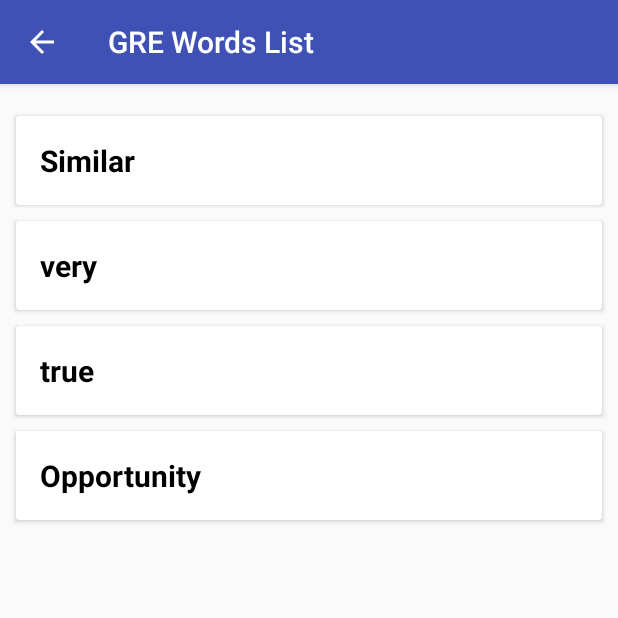
After one commit to krishnapokhare/androidspeechtotext, an Android app: the GreListFragment screen opened directly, with no data from a screen before it, on a phone screen of 412 x 824 dp, the top half of it. The commit adds this screen. Run offline under Robolectric (Android 15) with nearby library versions, the phone set to English and light mode, and no system bars.

Commit message:
Added GRE Words Feature

```diff
--- a/app/build.gradle
+++ b/app/build.gradle
@@ -21,10 +21,12 @@ android {
 dependencies {
     implementation fileTree(dir: 'libs', include: ['*.jar'])
     implementation 'com.android.support:appcompat-v7:27.1.1'
-    implementation 'com.android.support.constraint:constraint-layout:1.0.2'
+    implementation 'com.android.support.constraint:constraint-layout:1.1.0'
     implementation 'com.android.support:recyclerview-v7:27.1.1'
+    implementation 'com.android.support:cardview-v7:27.1.1'
     implementation 'com.android.support:support-v4:27.1.1'
-    implementation 'com.google.firebase:firebase-database:11.8.0'
+    implementation 'com.google.firebase:firebase-database:15.0.0'
+    implementation 'com.google.android.gms:play-services-plus:15.0.0'
     testImplementation 'junit:junit:4.12'
     androidTestImplementation 'com.android.support.test:runner:1.0.1'
     androidTestImplementation 'com.android.support.test.espresso:espresso-core:3.0.1'
--- /dev/null
+++ b/app/src/main/java/com/kpokhare/offlinespeechrecognizer/GreListFragment.java
@@ -0,0 +1,163 @@
+package com.kpokhare.offlinespeechrecognizer;
+
+
+import android.content.ContentResolver;
+import android.content.Intent;
+import android.net.Uri;
+import android.os.Bundle;
+import android.support.annotation.Nullable;
+import android.support.v4.app.Fragment;
+import android.support.v7.widget.LinearLayoutManager;
+import android.support.v7.widget.RecyclerView;
+import android.util.Log;
+import android.view.LayoutInflater;
+import android.view.View;
+import android.view.ViewGroup;
+import android.widget.ImageView;
+import android.widget.TextView;
+import android.widget.Toast;
+
+import java.util.ArrayList;
+
+
+/**
+ * A simple {@link Fragment} subclass.
+ */
+public class GreListFragment extends Fragment {
+    ArrayList<GreWord> GreWords = new ArrayList<GreWord>();
+    RecyclerView greWordsRecyclerView;
+
+
+    public GreListFragment() {
+        // Required empty public constructor
+    }
+
+    @Override
+    public void onCreate(@Nullable Bundle savedInstanceState) {
+        super.onCreate(savedInstanceState);
+        GreWords.add(new GreWord("Similar"));
+        GreWords.add(new GreWord("very"));
+        GreWords.add(new GreWord("true"));
+        GreWords.add(new GreWord("Opportunity"));
+        getActivity().setTitle("GRE Words List");
+    }
+
+    @Override
+    public View onCreateView(LayoutInflater inflater, ViewGroup container,
+                             Bundle savedInstanceState) {
+        View view = inflater.inflate(R.layout.fragment_gre_list, container, false);
+        greWordsRecyclerView = (RecyclerView) view.findViewById(R.id.cardView);
+        greWordsRecyclerView.setHasFixedSize(true);
+        LinearLayoutManager MyLayoutManager = new LinearLayoutManager(getActivity());
+        MyLayoutManager.setOrientation(LinearLayoutManager.VERTICAL);
+        if (GreWords.size() > 0 & greWordsRecyclerView != null) {
+            greWordsRecyclerView.setAdapter(new MyAdapter(GreWords));
+        }
+        greWordsRecyclerView.setLayoutManager(MyLayoutManager);
+
+        return view;
+    }
+
+    public class MyAdapter extends RecyclerView.Adapter<MyViewHolder> {
+        private ArrayList<GreWord> list;
+
+        public MyAdapter(ArrayList<GreWord> Data) {
+            list = Data;
+        }
+
+        @Override
+        public MyViewHolder onCreateViewHolder(ViewGroup parent, int viewType) {
+            // create a new view
+            View view = LayoutInflater.from(parent.getContext())
+                    .inflate(R.layout.recycle_items, parent, false);
+            MyViewHolder holder = new MyViewHolder(view);
+            return holder;
+        }
+
+        @Override
+        public void onBindViewHolder(final MyViewHolder holder, int position) {
+            Log.i("Name", list.get(position).getName());
+            holder.titleTextView.setText(list.get(position).getName());
+            Log.i("TextViewValue", holder.titleTextView.getText().toString());
+//            holder.coverImageView.setImageResource(list.get(position).getImageResourceId());
+//            holder.coverImageView.setTag(list.get(position).getImageResourceId());
+//            holder.likeImageView.setTag(R.drawable.ic_like);
+
+        }
+
+        @Override
+        public int getItemCount() {
+            return list.size();
+        }
+    }
+
+    public class MyViewHolder extends RecyclerView.ViewHolder {
+
+        public TextView titleTextView;
+        public ImageView coverImageView;
+        public ImageView likeImageView;
+        public ImageView shareImageView;
+
+        public MyViewHolder(View v) {
+            super(v);
+            titleTextView = (TextView) v.findViewById(R.id.titleTextView);
+            titleTextView.setOnClickListener(new View.OnClickListener() {
+                @Override
+                public void onClick(View v) {
+                    Toast.makeText(getContext(), titleTextView.getText().toString(), Toast.LENGTH_SHORT).show();
+                }
+            });
+//            coverImageView = (ImageView) v.findViewById(R.id.coverImageView);
+//            likeImageView = (ImageView) v.findViewById(R.id.likeImageView);
+//            shareImageView = (ImageView) v.findViewById(R.id.shareImageView);
+//            likeImageView.setOnClickListener(new View.OnClickListener() {
+//                @Override
+//                public void onClick(View v) {
+//
+//
+//                    int id = (int)likeImageView.getTag();
+//                    if( id == R.drawable.ic_like){
+//
+//                        likeImageView.setTag(R.drawable.ic_liked);
+//                        likeImageView.setImageResource(R.drawable.ic_liked);
+//
+//                        Toast.makeText(getActivity(),titleTextView.getText()+" added to favourites",Toast.LENGTH_SHORT).show();
+//
+//                    }else{
+//
+//                        likeImageView.setTag(R.drawable.ic_like);
+//                        likeImageView.setImageResource(R.drawable.ic_like);
+//                        Toast.makeText(getActivity(),titleTextView.getText()+" removed from favourites",Toast.LENGTH_SHORT).show();
+//
+//
+//                    }
+//
+//                }
+//            });
+
+
+//            shareImageView.setOnClickListener(new View.OnClickListener() {
+//                @Override
+//                public void onClick(View v) {
+//
+//                    Uri imageUri = Uri.parse(ContentResolver.SCHEME_ANDROID_RESOURCE +
+//                            "://" + getResources().getResourcePackageName(coverImageView.getId())
+//                            + '/' + "drawable" + '/' + getResources().getResourceEntryName((int)coverImageView.getTag()));
+//
+//
+//                    Intent shareIntent = new Intent();
+//                    shareIntent.setAction(Intent.ACTION_SEND);
+//                    shareIntent.putExtra(Intent.EXTRA_STREAM,imageUri);
+//                    shareIntent.setType("image/jpeg");
+//                    startActivity(Intent.createChooser(shareIntent, getResources().getText(R.string.send_to)));
+//
+//
+//
+//                }
+//            });
+
+
+        }
+    }
+
+}
--- /dev/null
+++ b/app/src/main/java/com/kpokhare/offlinespeechrecognizer/GreWord.java
@@ -0,0 +1,32 @@
+package com.kpokhare.offlinespeechrecognizer;
+
+import java.util.List;
+
+public class GreWord {
+    private String Name;
+    private List<String> Synonyms;
+
+    public GreWord(String name) {
+        this.Name = name;
+    }
+
+    public String getName() {
+        return Name;
+    }
+
+    public void setName(String name) {
+        this.Name = name;
+    }
+
+    public List<String> getSynonyms() {
+        return Synonyms;
+    }
+
+    public void setSynonyms(List<String> synonyms) {
+        this.Synonyms = synonyms;
+    }
+
+    public void addSynonyms(String synonym) {
+        this.Synonyms.add(synonym);
+    }
+}
--- /dev/null
+++ b/app/src/main/java/com/kpokhare/offlinespeechrecognizer/GreWordListActivity.java
@@ -0,0 +1,26 @@
+package com.kpokhare.offlinespeechrecognizer;
+
+import android.support.v4.app.Fragment;
+import android.support.v4.app.FragmentManager;
+import android.support.v7.app.AppCompatActivity;
+import android.os.Bundle;
+
+public class GreWordListActivity extends AppCompatActivity {
+
+    @Override
+    protected void onCreate(Bundle savedInstanceState) {
+        super.onCreate(savedInstanceState);
+        setContentView(R.layout.activity_gre_word_list);
+
+        FragmentManager fm = getSupportFragmentManager();
+        Fragment fragment = fm.findFragmentById(R.id.fragmentContainer);
+
+        if (fragment == null) {
+            fragment = new GreListFragment();
+            ;
+            fm.beginTransaction()
+                    .add(R.id.fragmentContainer, fragment)
+                    .commit();
+        }
+    }
+}
--- a/app/src/main/java/com/kpokhare/offlinespeechrecognizer/VoiceRecognitionActivity.java
+++ b/app/src/main/java/com/kpokhare/offlinespeechrecognizer/VoiceRecognitionActivity.java
@@ -552,6 +552,10 @@ public class VoiceRecognitionActivity extends AppCompatActivity implements Recog
             return true;
             case R.id.action_conversations:
                 startActivity(new Intent(VoiceRecognitionActivity.this, ConversationsActivity.class));
+                return true;
+            case R.id.action_grewords:
+                startActivity(new Intent(VoiceRecognitionActivity.this, GreWordListActivity.class));
+                return true;
             default:
                 return false;
         }
--- /dev/null
+++ b/app/src/main/res/layout/activity_gre_word_list.xml
@@ -0,0 +1,8 @@
+<?xml version="1.0" encoding="utf-8"?>
+<FrameLayout xmlns:android="http://schemas.android.com/apk/res/android"
+    xmlns:tools="http://schemas.android.com/tools"
+    android:id="@+id/fragmentContainer"
+    android:layout_width="match_parent"
+    android:layout_height="match_parent">
+
+</FrameLayout>
--- /dev/null
+++ b/app/src/main/res/layout/fragment_gre_list.xml
@@ -0,0 +1,16 @@
+<?xml version="1.0" encoding="utf-8"?>
+<RelativeLayout android:layout_height="match_parent"
+    android:layout_width="match_parent"
+    xmlns:tools="http://schemas.android.com/tools"
+    android:paddingBottom="@dimen/activity_vertical_margin"
+    android:paddingStart="@dimen/activity_left_margin"
+    android:paddingEnd="@dimen/activity_right_margin"
+    android:paddingTop="@dimen/activity_vertical_margin"
+    xmlns:android="http://schemas.android.com/apk/res/android">
+
+    <android.support.v7.widget.RecyclerView
+        android:id="@+id/cardView"
+        android:layout_width="match_parent"
+        android:layout_height="match_parent" />
+
+</RelativeLayout>
--- /dev/null
+++ b/app/src/main/res/layout/recycle_items.xml
@@ -0,0 +1,26 @@
+<?xml version="1.0" encoding="utf-8"?>
+<android.support.v7.widget.CardView xmlns:android="http://schemas.android.com/apk/res/android"
+    xmlns:app="http://schemas.android.com/apk/res-auto"
+    android:id="@+id/card_view"
+    android:layout_width="match_parent"
+    android:layout_height="wrap_content"
+    android:layout_margin="5dp">
+
+    <LinearLayout
+        android:layout_width="match_parent"
+        android:layout_height="wrap_content"
+        android:orientation="vertical"
+        android:weightSum="4">
+
+        <TextView
+            android:id="@+id/titleTextView"
+            android:layout_width="match_parent"
+            android:layout_height="wrap_content"
+            android:padding="16dp"
+            android:textColor="@android:color/black"
+            android:textSize="@dimen/text_size"
+            android:textStyle="bold" />
+
+    </LinearLayout>
+
+</android.support.v7.widget.CardView>
--- a/app/src/main/res/menu/menu_main.xml
+++ b/app/src/main/res/menu/menu_main.xml
@@ -9,6 +9,11 @@
         android:title="Conversations"
         app:showAsAction="never"></item>
     <item
+        android:id="@+id/action_grewords"
+        android:orderInCategory="2"
+        android:title="@string/action_grewords"
+        app:showAsAction="never" />
+    <item
         android:id="@+id/action_settings"
         android:orderInCategory="100"
         android:title="@string/action_settings"
--- a/app/src/main/res/values/dimens.xml
+++ b/app/src/main/res/values/dimens.xml
@@ -5,4 +5,8 @@
     <dimen name="activity_vertical_margin">16dp</dimen>
     <dimen name="fab_margin">16dp</dimen>
     <dimen name="row_padding_vertical">10dp</dimen>
+    <dimen name="activity_right_margin">5dp</dimen>
+    <dimen name="activity_left_margin">5dp</dimen>
+    <dimen name="card_height">300dp</dimen>
+    <dimen name="text_size">20sp</dimen>
 </resources>
--- a/app/src/main/res/values/strings.xml
+++ b/app/src/main/res/values/strings.xml
@@ -554,4 +554,8 @@
 
     <string name="pref_title_vibrate">Vibrate</string>
     <string name="action_settings">Settings</string>
+
+    <!-- TODO: Remove or change this placeholder text -->
+    <string name="hello_blank_fragment">Hello blank fragment</string>
+    <string name="action_grewords">GRE Words</string>
 </resources>
```
Also changed, not shown: app/src/main/AndroidManifest.xml (+9 -0 lines), app/src/main/res/drawable/layout_bg.jpg (added).
